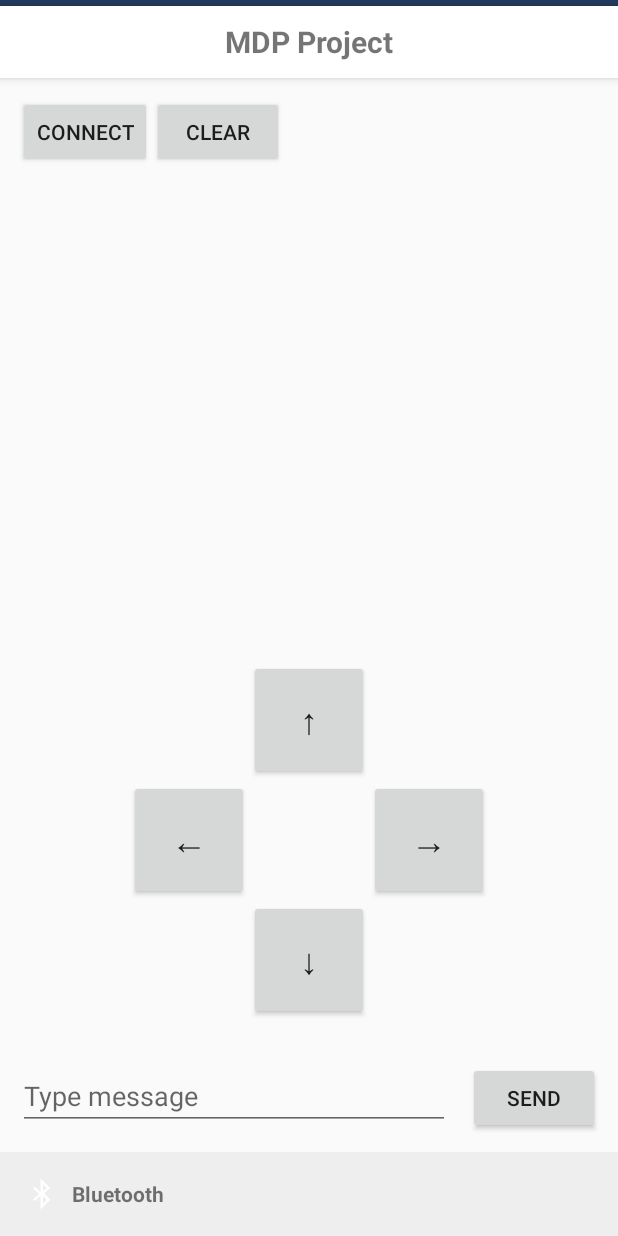
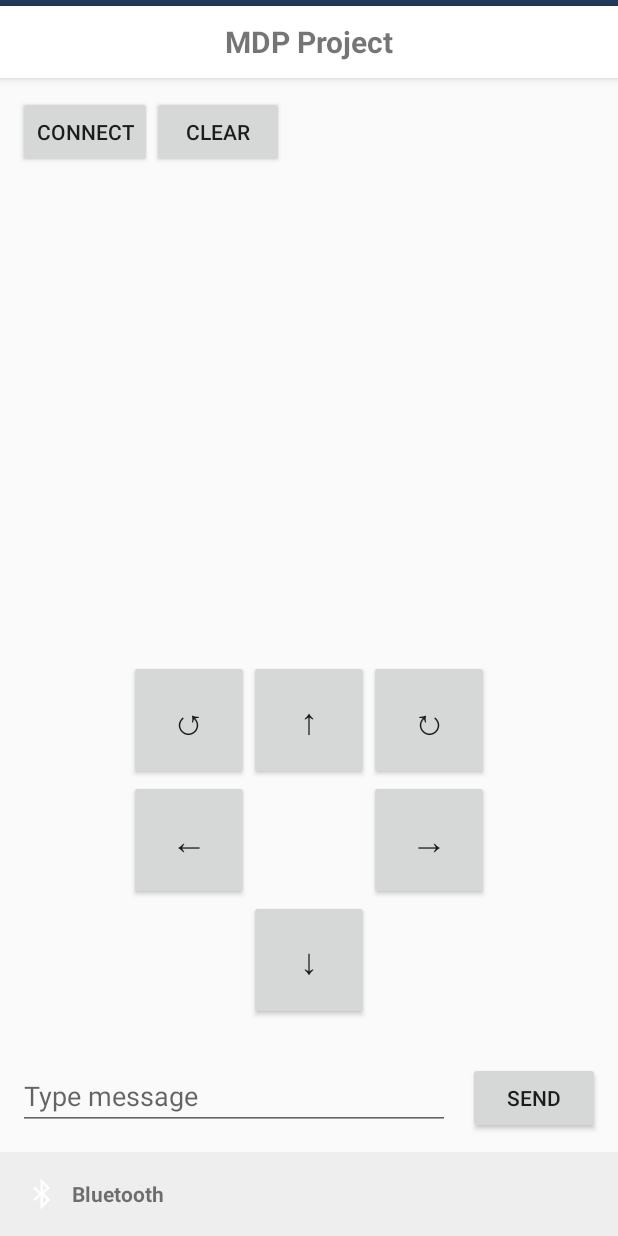
Before and after one commit to IwannaSun/mdp-android, an Android app built with Jetpack Compose: the screen it shows after launch (MainActivity), on a phone screen of 412 x 824 dp. Run offline under Robolectric (Android 15) with nearby library versions, the phone set to English and light mode, and no system bars.

Commit message:
Added Rotation Button

```diff
--- a/app/src/main/java/com/example/mdp/MainActivity.kt
+++ b/app/src/main/java/com/example/mdp/MainActivity.kt
@@ -61,6 +61,8 @@ class MainActivity : ComponentActivity() {
     private lateinit var btnDown: Button
     private lateinit var btnLeft: Button
     private lateinit var btnRight: Button
+    private lateinit var btnRotateLeft: Button
+    private lateinit var btnRotateRight: Button
     // region Discovery state
 
     private val discoveredDevices = ConcurrentHashMap<String, BluetoothDevice>()
@@ -106,13 +108,16 @@ class MainActivity : ComponentActivity() {
         btnDown = findViewById(R.id.btnDown)
         btnLeft = findViewById(R.id.btnLeft)
         btnRight = findViewById(R.id.btnRight)
+        btnRotateLeft = findViewById(R.id.btnRotateLeft)
+        btnRotateRight = findViewById(R.id.btnRotateRight)
 
         // Add button listeners
-        btnUp.setOnClickListener { sendRobotCommand("F") }    // Forward
-        btnDown.setOnClickListener { sendRobotCommand("B") }  // Backward
-        btnLeft.setOnClickListener { sendRobotCommand("L") }  // Left
-        btnRight.setOnClickListener { sendRobotCommand("R") } // Right
-
+        btnUp.setOnClickListener { sendRobotCommand("f") }    // Forward
+        btnDown.setOnClickListener { sendRobotCommand("r") }  // Backward
+        btnLeft.setOnClickListener { sendRobotCommand("sl") }  // Left
+        btnRight.setOnClickListener { sendRobotCommand("sr") } // Right
+        btnRotateLeft.setOnClickListener { sendRobotCommand("tl") }  // 向左旋转
+        btnRotateRight.setOnClickListener { sendRobotCommand("tr") }
     }
 
     override fun onDestroy() {
--- a/app/src/main/res/layout/activity_main.xml
+++ b/app/src/main/res/layout/activity_main.xml
@@ -72,7 +72,6 @@
             android:textIsSelectable="true" />
     </ScrollView>
 
-    <!-- UI elements for the directional control pad layout -->
     <LinearLayout
         android:layout_width="match_parent"
         android:layout_height="wrap_content"
@@ -80,13 +79,33 @@
         android:gravity="center"
         android:padding="16dp">
 
-        <!-- Up button -->
+        <!-- Top row with Rotate Left, Up button, and Rotate Right -->
+        <LinearLayout
+            android:layout_width="wrap_content"
+            android:layout_height="wrap_content"
+            android:orientation="horizontal">
+
+            <Button
+                android:id="@+id/btnRotateLeft"
+                android:layout_width="80dp"
+                android:layout_height="80dp"
+                android:text="↺"
+                android:textSize="24sp" />
+
             <Button
                 android:id="@+id/btnUp"
                 android:layout_width="80dp"
                 android:layout_height="80dp"
                 android:text="↑"
                 android:textSize="24sp" />
+
+            <Button
+                android:id="@+id/btnRotateRight"
+                android:layout_width="80dp"
+                android:layout_height="80dp"
+                android:text="↻"
+                android:textSize="24sp" />
+        </LinearLayout>
 
         <!-- Middle row -->
         <LinearLayout
```
Lines whose indentation alone changed are shown as unchanged.
